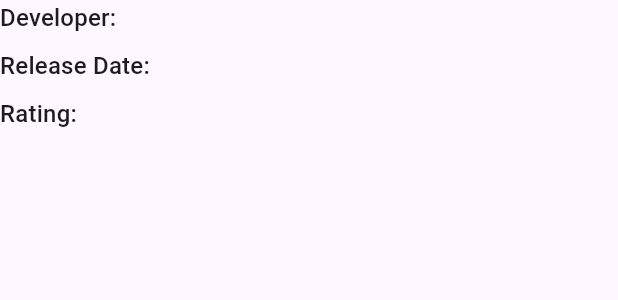
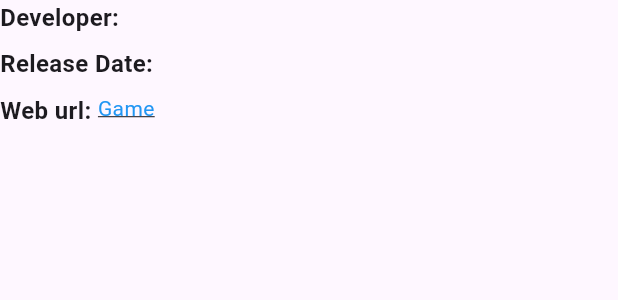
Before and after one commit to MustafaHassan22/games, a Flutter app: the GameInfoWidget widget shown alone on an empty page, opened directly with empty values, on a phone screen of 412 x 824 dp. Shown: the top 300 px of the screen. Run offline on Flutter 3.47's test engine with Material 3 defaults, Android fonts, the phone set to English and light mode, and no system bars; our stand-ins replace dartz, dio, equatable, firebase_auth, firebase_core, flutter_bloc and 2 more; missing offline and left inert: flutter_paypal_payment; accounts and stored records are empty; network calls fail.

Commit message:
launch to game web url

```diff
--- a/lib/feature/games/presentation/widgets/custom_info_text.dart
+++ b/lib/feature/games/presentation/widgets/custom_info_text.dart
@@ -4,19 +4,39 @@ class GameInfoText extends StatelessWidget {
   final String label;
   final String value;
   final TextStyle? style;
+  final bool isLink;
 
   const GameInfoText({
     super.key,
     required this.label,
     required this.value,
     this.style,
+    this.isLink = false,
   });
 
   @override
   Widget build(BuildContext context) {
-    return Text(
-      '$label: $value',
-      style: style ?? Theme.of(context).textTheme.titleMedium,
+    return Row(
+      crossAxisAlignment: CrossAxisAlignment.start,
+      children: [
+        Text(
+          '$label: ',
+          style: const TextStyle(
+            fontWeight: FontWeight.bold,
+            fontSize: 16,
+          ),
+        ),
+        Expanded(
+          child: Text(
+            value,
+            style: TextStyle(
+              fontWeight: FontWeight.w400,
+              color: isLink ? Colors.blue : null,
+              decoration: isLink ? TextDecoration.underline : null,
+            ),
+          ),
+        ),
+      ],
     );
   }
 }
--- a/lib/feature/games/presentation/widgets/game_detials_view_body.dart
+++ b/lib/feature/games/presentation/widgets/game_detials_view_body.dart
@@ -7,7 +7,6 @@ import 'package:games/feature/games/presentation/widgets/game_info.dart';
 import 'package:games/feature/games/presentation/widgets/game_pic.dart';
 import 'package:games/feature/games/presentation/widgets/game_screenshots.dart';
 import 'package:games/feature/games/presentation/widgets/game_title.dart';
-
 import 'package:games/feature/games/presentation/widgets/paypal_payment_button.dart';
 
 class GameDetailsViewBody extends StatelessWidget {
--- a/lib/feature/games/presentation/widgets/game_info.dart
+++ b/lib/feature/games/presentation/widgets/game_info.dart
@@ -1,11 +1,20 @@
 import 'package:flutter/material.dart';
 import 'package:games/feature/games/domain/entities/game_details/game_details.dart';
 import 'package:games/feature/games/presentation/widgets/custom_info_text.dart';
+import 'package:url_launcher/url_launcher.dart';
 
 class GameInfoWidget extends StatelessWidget {
   final GameDetails gameDetails;
 
   const GameInfoWidget({super.key, required this.gameDetails});
+  Future<void> _launchUrl(String url) async {
+    final Uri uri = Uri.parse(url);
+    if (await canLaunchUrl(uri)) {
+      await launchUrl(uri);
+    } else {
+      throw 'Could not launch $url';
+    }
+  }
 
   @override
   Widget build(BuildContext context) {
@@ -16,7 +25,13 @@ class GameInfoWidget extends StatelessWidget {
         const SizedBox(height: 8),
         GameInfoText(label: 'Release Date', value: gameDetails.releaseDate),
         const SizedBox(height: 8),
-        GameInfoText(label: 'Rating', value: gameDetails.freetogameProfileUrl),
+        GestureDetector(
+            onTap: () => _launchUrl(gameDetails.freetogameProfileUrl),
+            child: const GameInfoText(
+              label: 'Web url',
+              value: 'Game',
+              isLink: true,
+            )),
       ],
     );
   }
--- a/pubspec.yaml
+++ b/pubspec.yaml
@@ -40,6 +40,7 @@ dependencies:
   flutter_paypal_payment: ^1.0.8
   get_it: ^8.0.3
   lottie: 3.2.0
+  url_launcher: ^6.3.1
 
 dev_dependencies:
   flutter_lints: ^4.0.0
```
Also changed, not shown: pubspec.lock, 6 other files.
